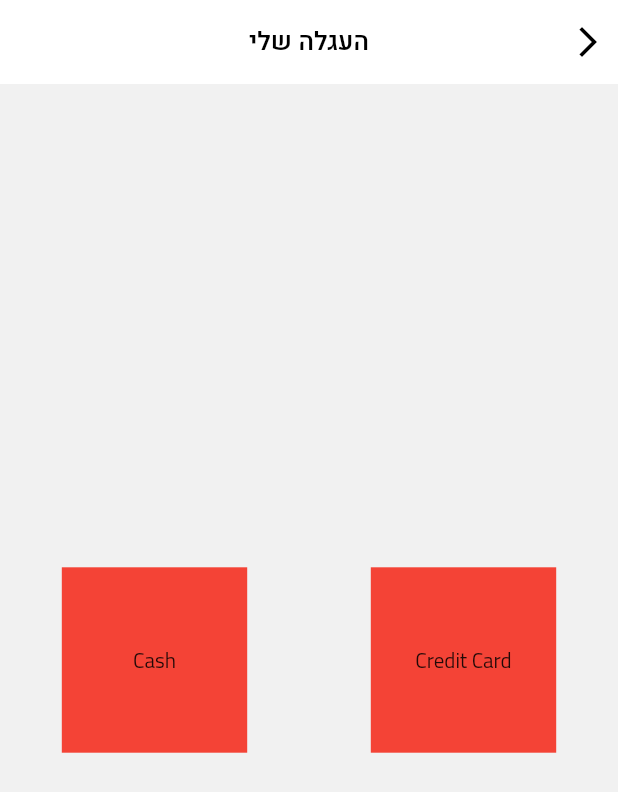
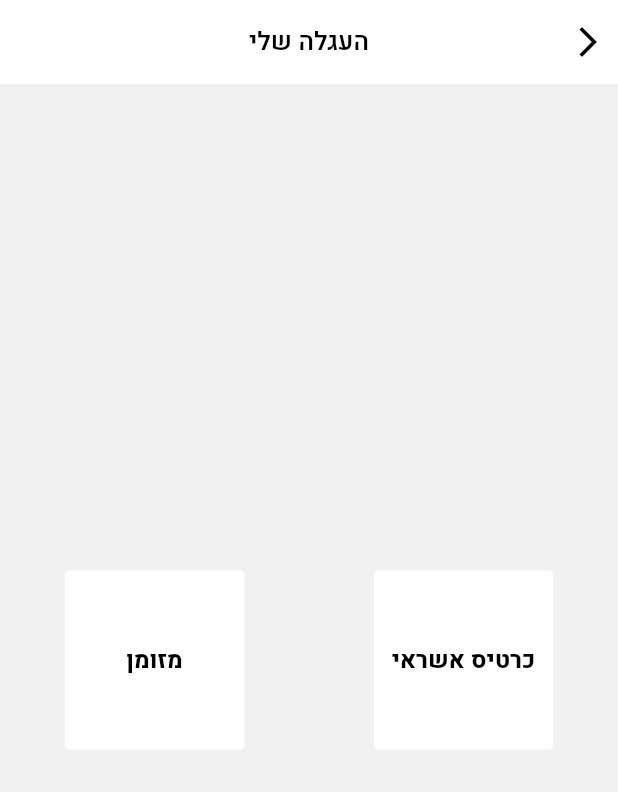
Before and after one commit to AliABULIEL/Jarassia_Salon_apps, a Flutter app: the SelectPaymentScreen screen opened directly, on a phone screen of 412 x 824 dp. Shown: the top 792 px of the screen. Run offline on Flutter 3.47's test engine with Material 2 defaults, Android fonts, the phone set to English and light mode, and no system bars; our stand-ins replace cached_network_image, connectivity_plus, cool_alert, device_info, firebase_core, firebase_messaging and 8 more; missing offline and left inert: adaptive_action_sheet, cube_transition, group_list_view, notification_permissions; accounts and stored records are empty; network calls fail.

Commit message:
add payment in order & fix design in products

```diff
--- a/lib/models/Business.dart
+++ b/lib/models/Business.dart
@@ -19,6 +19,7 @@ class Business {
   List<Social> social_links =  List<Social>();
 
   int order_min_days;
+  bool creditCardPayment;
 
   Business.fromJson(Map<dynamic, dynamic> json) {
     id = json['id'];
@@ -34,6 +35,8 @@ class Business {
     latitude = json['latitude'];// ?? "32.724295";
     longitude = json['longitude'];// ?? "35.353369";
     pColor = json['color'];
+    creditCardPayment =  json['credit_card_payment'] == null ? false : json['credit_card_payment'];
+
     List m = json['social_links'];
     print(m);
     m.forEach((element) {
--- a/lib/models/OrderResult.dart
+++ b/lib/models/OrderResult.dart
@@ -18,6 +18,7 @@ class OrderResult {
   Time time;
   Order order ;
   User user ;
+  String paymentUrl ;
 
   OrderResult.fromJson(Map<dynamic, dynamic> json) {
     List ml = json['services'];
@@ -49,7 +50,10 @@ class OrderResult {
       user = User.fromJson(json["client"]);
     }
 
-  }
+    if(json["payment_url"] != null) {
+      paymentUrl = json["payment_url"];
+    }
+    }
 
   getServiceIds(){
     var ids = [];
--- a/lib/shop/SelectPaymentScreen.dart
+++ b/lib/shop/SelectPaymentScreen.dart
@@ -54,6 +54,7 @@ class _SelectPaymentScreenState extends State<SelectPaymentScreen> {
 
     );
 
+    var color = _darkModeEnabled ? Colors.black : Colors.white;
     return Scaffold(
       appBar: appBar,
       backgroundColor: _darkModeEnabled ? Color(0xff252322) : Color(0xffF1F1F1),
@@ -68,8 +69,15 @@ class _SelectPaymentScreenState extends State<SelectPaymentScreen> {
               child: Container(
                 width: size.width * 0.3,
                 height: size.width * 0.3,
-                color: Colors.red,
-                child: Center(child: Text("Cash")),
+                decoration: BoxDecoration(
+                    borderRadius: BorderRadius.all(Radius.circular(5)),
+                    color: color,
+                    border: Border.all(
+                        width: 2 ,
+                        color:  Color(0xffF1F1F1)//HexColor.fromHex(DataManager.shared.business.pColor):
+                    )
+
+                ),                child: Center(child: _itemView(language["cash"])),
               ),
             ),
             InkWell(
@@ -79,11 +87,37 @@ class _SelectPaymentScreenState extends State<SelectPaymentScreen> {
               child: Container(
                 width: size.width * 0.3,
                 height: size.width * 0.3,
-                color: Colors.red,
-                child: Center(child: Text("Credit Card")),
+                decoration: BoxDecoration(
+                    borderRadius: BorderRadius.all(Radius.circular(5)),
+                    color: color,
+                    border: Border.all(
+                        width: 2 ,
+                        color:  Color(0xffF1F1F1)//HexColor.fromHex(DataManager.shared.business.pColor):
+                    )
+
+                ),
+                child: Center(child: _itemView(language["credit_card"])),
               ),
             )
           ],
+        ),
+      ),
+    );
+  }
+
+  _itemView(String title){
+    return  Padding(
+      padding: const EdgeInsets.all(0.0),
+      child: Container(
+        child: Padding(
+          padding: const EdgeInsets.all(0.0),
+          child: Column(
+            mainAxisAlignment: MainAxisAlignment.center,
+            crossAxisAlignment: CrossAxisAlignment.center,
+            children: [
+              Text(title,style: TextStyle(fontWeight:  FontWeight.bold , color: _darkModeEnabled ? Colors.white.withOpacity(1) : Colors.black.withOpacity(1),fontSize: 16,fontFamily: DataManager.shared.fontName()),),
+            ],
+          ),
         ),
       ),
     );
@@ -98,14 +132,13 @@ class _SelectPaymentScreenState extends State<SelectPaymentScreen> {
     if (isCredit == true && dictionary["payment_url"] != null) {
       var urlPayment = dictionary["payment_url"];
       Navigator.of(context).push(_createRoute(urlPayment));
-
     }
   }
 
   Route _createRoute(url) {
     return PageRouteBuilder(
       transitionDuration: Duration(milliseconds: 400),
-      pageBuilder: (context, animation, secondaryAnimation) =>  CreditCardWebView(url:url),
+      pageBuilder: (context, animation, secondaryAnimation) =>  CreditCardWebView(url:url,isFromOrder: false,),
       transitionsBuilder: (context, animation, secondaryAnimation, child) {
         var begin = Offset(-1.0, 0.0);
         var end = Offset.zero;
```
Also changed, not shown: lib/home/orderSteps/OrderFinishScreen.dart (+22 -8 lines), lib/shop/CreditCardWebView.dart (+7 -2 lines).
